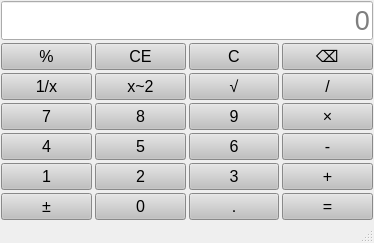
Above: lab1/mainwindow.ui from SandraChen888/Sandra_QTCourse before the change. Below: the same form after it.
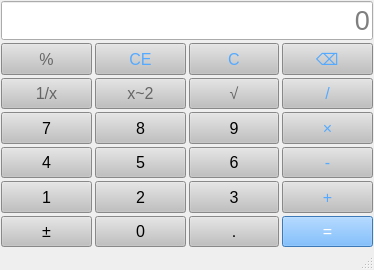
That is the form after the change.

The edit to the form file:
```diff
--- a/lab1/mainwindow.ui
+++ b/lab1/mainwindow.ui
@@ -7,7 +7,7 @@
     <x>0</x>
     <y>0</y>
     <width>374</width>
-    <height>241</height>
+    <height>270</height>
    </rect>
   </property>
   <property name="windowTitle">
@@ -62,6 +62,11 @@
           <verstretch>0</verstretch>
          </sizepolicy>
         </property>
+        <property name="styleSheet">
+         <string notr="true">font: 12pt &quot;黑体&quot;;
+color: rgb(85, 170, 255);
+background-color: rgb(191, 191, 191);</string>
+        </property>
         <property name="text">
          <string>⌫</string>
         </property>
@@ -75,6 +80,11 @@
           <verstretch>0</verstretch>
          </sizepolicy>
         </property>
+        <property name="styleSheet">
+         <string notr="true">font: 12pt &quot;黑体&quot;;
+color: rgb(101, 101, 101);
+background-color: rgb(191, 191, 191);</string>
+        </property>
         <property name="text">
          <string>1/x</string>
         </property>
@@ -101,6 +111,11 @@
           <verstretch>0</verstretch>
          </sizepolicy>
         </property>
+        <property name="styleSheet">
+         <string notr="true">font: 12pt &quot;黑体&quot;;
+color: rgb(85, 170, 255);
+background-color: rgb(191, 191, 191);</string>
+        </property>
         <property name="text">
          <string>C</string>
         </property>
@@ -127,6 +142,11 @@
           <verstretch>0</verstretch>
          </sizepolicy>
         </property>
+        <property name="styleSheet">
+         <string notr="true">font: 12pt &quot;黑体&quot;;
+color: rgb(85, 170, 255);
+background-color: rgb(191, 191, 191);</string>
+        </property>
         <property name="text">
          <string>×</string>
         </property>
@@ -140,6 +160,11 @@
           <verstretch>0</verstretch>
          </sizepolicy>
         </property>
+        <property name="styleSheet">
+         <string notr="true">font: 12pt &quot;黑体&quot;;
+color: rgb(85, 170, 255);
+background-color: rgb(191, 191, 191);</string>
+        </property>
         <property name="text">
          <string>-</string>
         </property>
@@ -153,6 +178,11 @@
           <verstretch>0</verstretch>
          </sizepolicy>
         </property>
+        <property name="styleSheet">
+         <string notr="true">font: 12pt &quot;黑体&quot;;
+color: rgb(101, 101, 101);
+background-color: rgb(191, 191, 191);</string>
+        </property>
         <property name="text">
          <string>x~2</string>
         </property>
@@ -166,6 +196,11 @@
           <verstretch>0</verstretch>
          </sizepolicy>
         </property>
+        <property name="styleSheet">
+         <string notr="true">font: 12pt &quot;黑体&quot;;
+color: rgb(85, 170, 255);
+background-color: rgb(191, 191, 191);</string>
+        </property>
         <property name="text">
          <string>+</string>
         </property>
@@ -231,6 +266,11 @@
           <verstretch>0</verstretch>
          </sizepolicy>
         </property>
+        <property name="styleSheet">
+         <string notr="true">font: 12pt &quot;黑体&quot;;
+color: rgb(101, 101, 101);
+background-color: rgb(191, 191, 191);</string>
+        </property>
         <property name="text">
          <string>%</string>
         </property>
@@ -283,6 +323,11 @@
           <verstretch>0</verstretch>
          </sizepolicy>
         </property>
+        <property name="styleSheet">
+         <string notr="true">font: 12pt &quot;黑体&quot;;
+color: rgb(85, 170, 255);
+background-color: rgb(191, 191, 191);</string>
+        </property>
         <property name="text">
          <string>CE</string>
         </property>
@@ -322,6 +367,11 @@
           <verstretch>0</verstretch>
          </sizepolicy>
         </property>
+        <property name="styleSheet">
+         <string notr="true">font: 12pt &quot;黑体&quot;;
+color: rgb(85, 170, 255);
+background-color: rgb(191, 191, 191);</string>
+        </property>
         <property name="text">
          <string>/</string>
         </property>
@@ -335,6 +385,11 @@
           <verstretch>0</verstretch>
          </sizepolicy>
         </property>
+        <property name="styleSheet">
+         <string notr="true">font: 12pt &quot;黑体&quot;;
+color: rgb(255, 255, 255);
+background-color: rgb(85, 170, 255);</string>
+        </property>
         <property name="text">
          <string>=</string>
         </property>
@@ -349,7 +404,9 @@
          </sizepolicy>
         </property>
         <property name="styleSheet">
-         <string notr="true"/>
+         <string notr="true">font: 12pt &quot;黑体&quot;;
+color: rgb(101, 101, 101);
+background-color: rgb(191, 191, 191);</string>
         </property>
         <property name="text">
          <string>√</string>
```
Left out of the diff: 2 changed lines with no effect on the pictures.
